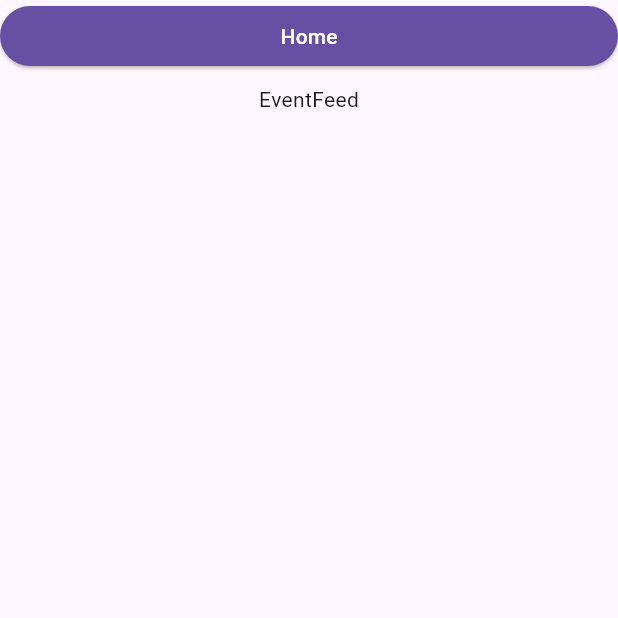
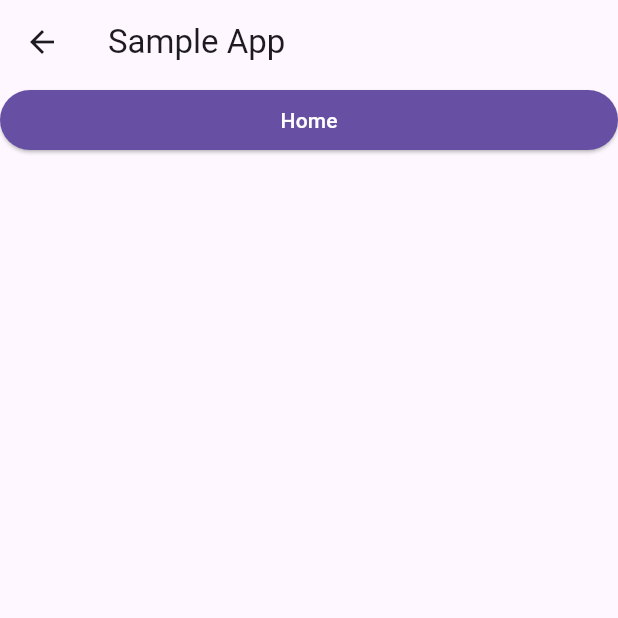
Before and after one commit to badis-byte/dzevent, a Flutter app: the screen it shows after launch, after a tap on "event_feed", on a phone screen of 412 x 824 dp, the top half of it. Run offline on Flutter 3.47's test engine with Material 3 defaults, Android fonts, the phone set to English and light mode, and no system bars.

Commit message:
fix: drop Screen component so that screens use their appropiate scaffold (HomeBtn is provided)

```diff
--- a/lib/screens/event_feed.dart
+++ b/lib/screens/event_feed.dart
@@ -1,3 +1,4 @@
+import 'package:dzevent/screens/home.dart';
 import 'package:flutter/material.dart';
 
 class EventFeed extends StatelessWidget {
@@ -6,6 +7,9 @@ class EventFeed extends StatelessWidget {
 
   @override
   Widget build(BuildContext context) {
-    return const Text("EventFeed");
+    return Scaffold(
+      appBar: AppBar(title: Text("Sample App")),
+      body: Column(children: [HomeBtn()]),
+    );
   }
 }
--- a/lib/screens/home.dart
+++ b/lib/screens/home.dart
@@ -34,9 +34,7 @@ class NavScreen extends StatelessWidget {
             onDestinationSelected: (value) {
               Navigator.push(
                 context,
-                MaterialPageRoute(
-                  builder: (context) => Screen(screen: _links[value].page),
-                ),
+                MaterialPageRoute(builder: (context) => _links[value].page),
               );
             },
           ),
@@ -47,19 +45,14 @@ class NavScreen extends StatelessWidget {
   }
 }
 
-class Screen extends StatelessWidget {
-  final Widget screen;
-  const Screen({super.key, required this.screen});
+class HomeBtn extends StatelessWidget {
+  const HomeBtn({super.key});
 
   @override
   Widget build(BuildContext context) {
-    return Scaffold(
-      body: Column(
-        children: [
-          Center(
-            child: Container(
+    return Center(
+      child: SizedBox(
         width: double.infinity,
-              margin: EdgeInsets.only(bottom: 8),
         child: ElevatedButton(
           style: ElevatedButton.styleFrom(
             backgroundColor: Theme.of(context).colorScheme.primary,
@@ -74,10 +67,6 @@ class Screen extends StatelessWidget {
           child: const Text("Home"),
         ),
       ),
-          ),
-          screen,
-        ],
-      ),
     );
   }
 }
```
Lines whose indentation alone changed are shown as unchanged.
